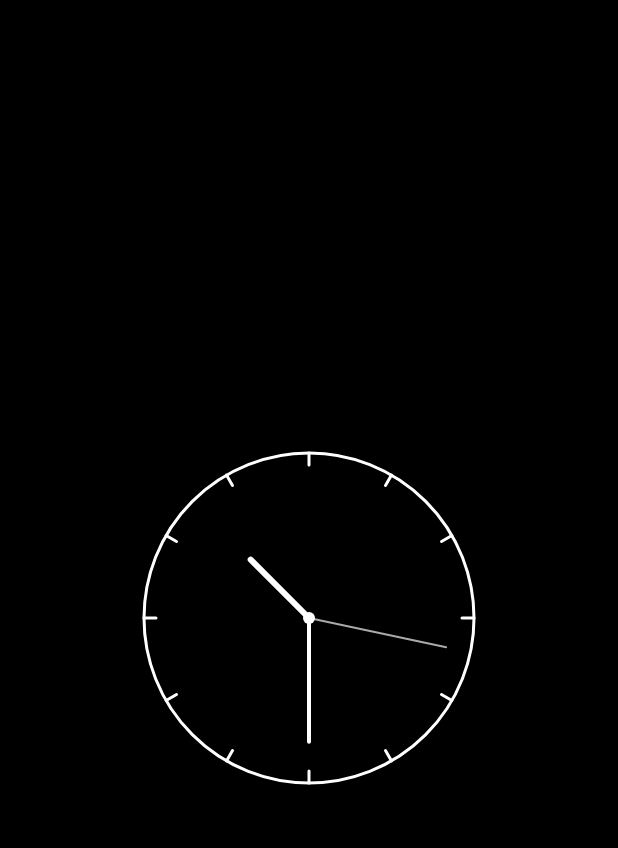
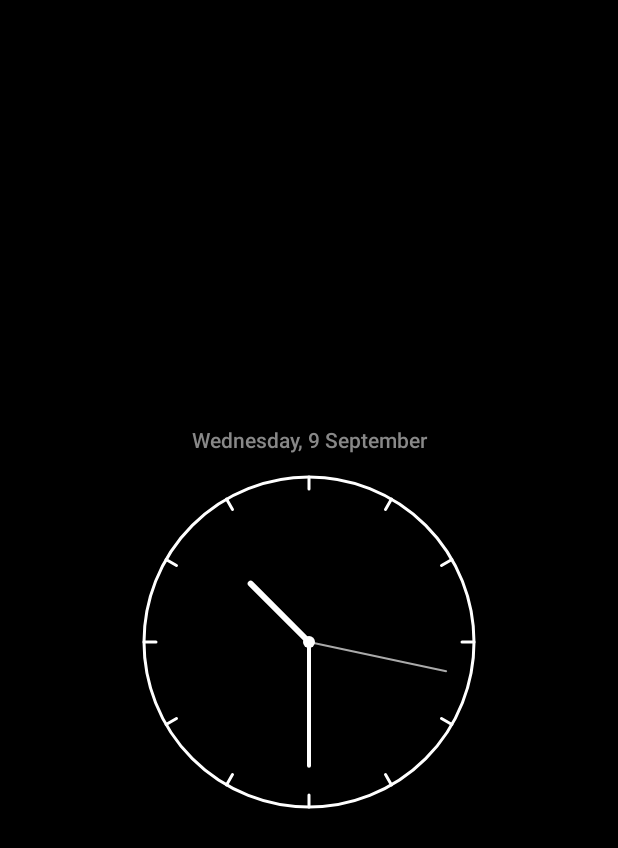
Before and after one commit to pilovieira/pilo-launcher, an Android app built with Jetpack Compose: the composable HomeScreen called with empty values, on a phone screen of 412 x 824 dp. Shown: the top 848 px of the screen. Run offline under Robolectric (Android 15) with nearby library versions, the light colour scheme and no system bars.

Commit message:
Show today's date above the clock on the home screen
Adds a small date line (e.g. "Wednesday, 9 September") centered
above the clock, formatted per the device's current locale.

```diff
--- a/app/src/main/java/br/com/pilovieira/launcher/MainActivity.kt
+++ b/app/src/main/java/br/com/pilovieira/launcher/MainActivity.kt
@@ -817,9 +817,16 @@ fun HomeScreen(
                 )
             }
     ) {
-        when (clockStyle) {
-            ClockStyle.ANALOG -> AnalogClock(modifier = Modifier.size(220.dp).align(Alignment.Center))
-            ClockStyle.DIGITAL -> Box(modifier = Modifier.align(Alignment.Center)) { DigitalClock() }
+        Column(
+            modifier = Modifier.align(Alignment.Center),
+            horizontalAlignment = Alignment.CenterHorizontally
+        ) {
+            TodayDateText()
+            Spacer(modifier = Modifier.height(16.dp))
+            when (clockStyle) {
+                ClockStyle.ANALOG -> AnalogClock(modifier = Modifier.size(220.dp))
+                ClockStyle.DIGITAL -> DigitalClock()
+            }
         }
 
         if (isFocusMode) {
@@ -887,6 +894,32 @@ fun HomeScreen(
             }
         }
     }
+}
+
+@Composable
+fun TodayDateText(modifier: Modifier = Modifier) {
+    var now by remember { mutableStateOf(Calendar.getInstance()) }
+
+    LaunchedEffect(Unit) {
+        while (true) {
+            now = Calendar.getInstance()
+            kotlinx.coroutines.delay(60_000)
+        }
+    }
+
+    val locale = androidx.compose.ui.platform.LocalConfiguration.current.locales[0]
+    val formatted = remember(now.timeInMillis / 60_000, locale) {
+        val formatter = java.text.SimpleDateFormat("EEEE, d MMMM", locale)
+        formatter.format(now.time).replaceFirstChar { it.titlecase(locale) }
+    }
+
+    Text(
+        text = formatted,
+        color = Color(0xFF888888),
+        fontSize = 14.sp,
+        fontWeight = FontWeight.Medium,
+        modifier = modifier
+    )
 }
 
 @Composable
```
